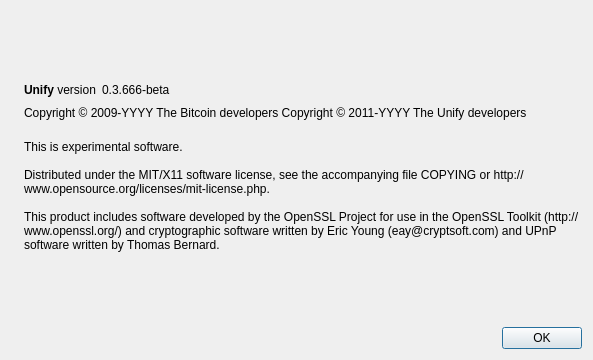
SBDomains/unify-source, file src/qt/forms/aboutdialog.ui: the form before one commit.
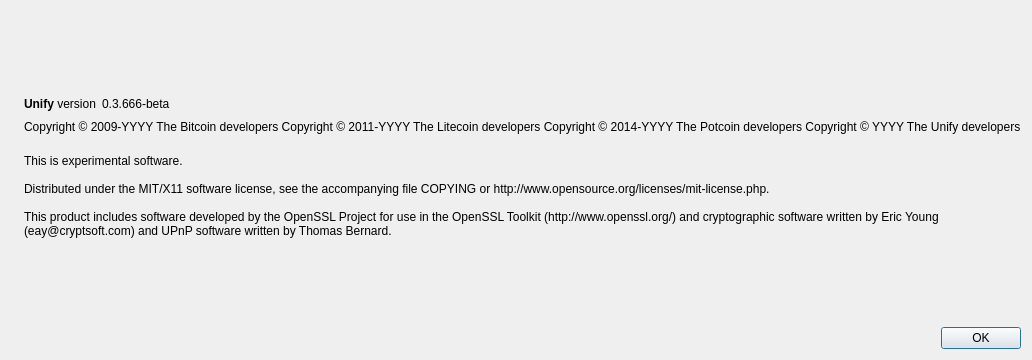
The form after the commit. Icons and pictures are not drawn.

The edit to the form file:
```diff
--- a/src/qt/forms/aboutdialog.ui
+++ b/src/qt/forms/aboutdialog.ui
@@ -92,7 +92,9 @@
        </property>
        <property name="text">
         <string notr="true">Copyright &amp;copy; 2009-YYYY The Bitcoin developers
-Copyright &amp;copy; 2011-YYYY The Unify developers</string>
+Copyright &amp;copy; 2011-YYYY The Litecoin developers
+Copyright &amp;copy; 2014-YYYY The Potcoin developers
+Copyright &amp;copy; YYYY The Unify developers</string>
        </property>
        <property name="textFormat">
         <enum>Qt::RichText</enum>
```
